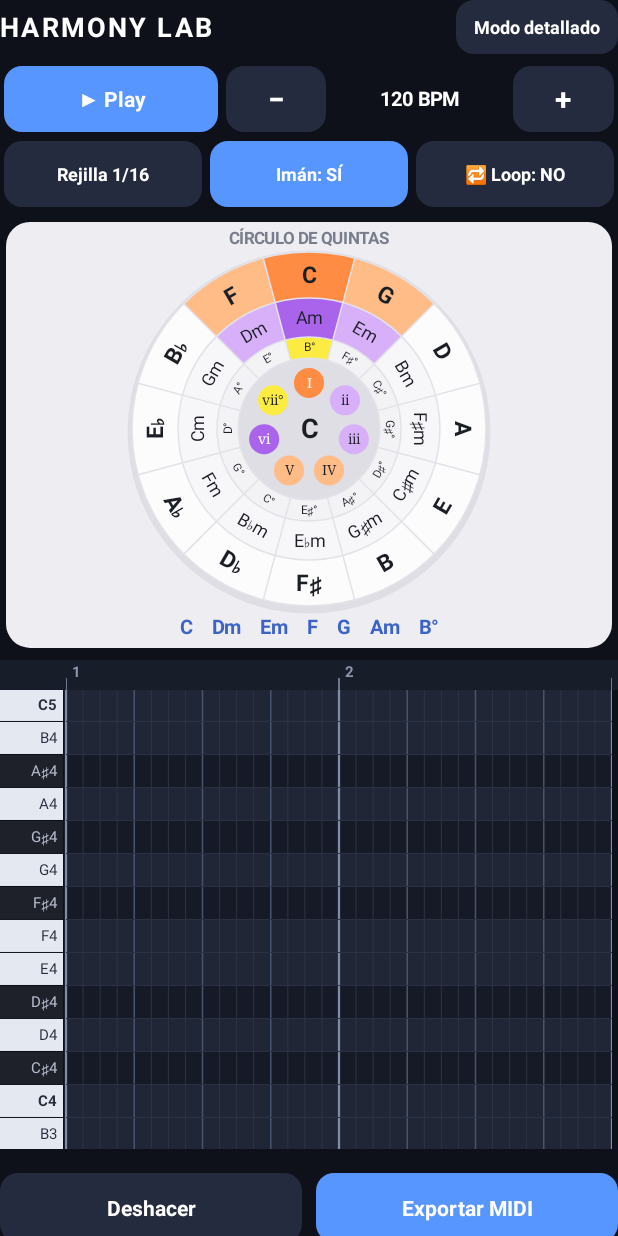
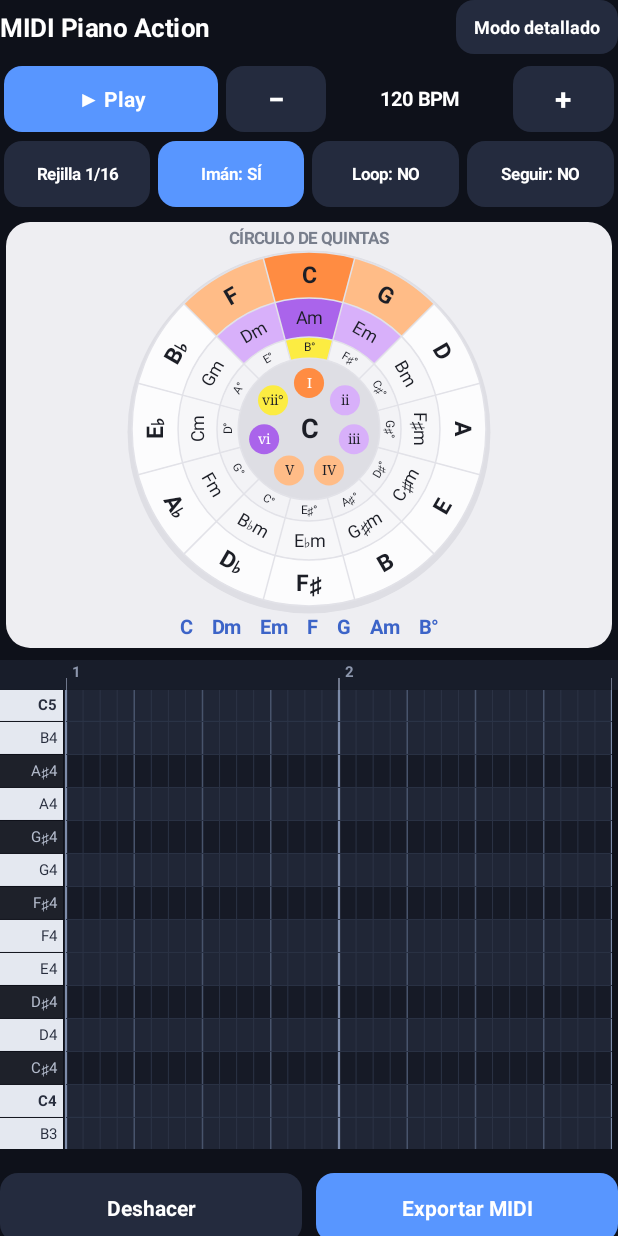
Before and after one commit to jeanmendozaobispo1991-dotcom/circulo-armonico, an Android app: the screen it shows after launch (MainActivity), on a phone screen of 412 x 824 dp. Run offline under Robolectric (Android 15) with nearby library versions, the phone set to English and light mode, and no system bars.

Commit message:
Update MainActivity.kt

```diff
--- a/HarmonyLab/app/src/main/java/com/harmonylab/MainActivity.kt
+++ b/HarmonyLab/app/src/main/java/com/harmonylab/MainActivity.kt
@@ -21,7 +21,9 @@ class MainActivity : Activity() {
     private lateinit var gridButton: Button
     private lateinit var snapButton: Button
     private lateinit var loopButton: Button
+    private lateinit var followButton: Button
     private var loopOn = false
+    private var followOn = false
 
     private var expanded = false
     private var bpm = 120
@@ -128,11 +130,11 @@ class MainActivity : Activity() {
             gravity = Gravity.CENTER_VERTICAL
         }
         val title = TextView(this).apply {
-            text = "HARMONY LAB"
-            textSize = 18f
+            text = "MIDI Piano Action"
+            textSize = 17f
             typeface = Typeface.DEFAULT_BOLD
             setTextColor(Color.WHITE)
-            letterSpacing = 0.08f
+            letterSpacing = 0.02f
         }
         modeButton = styledButton("Modo detallado", panel) {
             expanded = !expanded
@@ -169,21 +171,34 @@ class MainActivity : Activity() {
             gridButton.text = "Rejilla " + gridLabels[gridIdx]
             composer.gridStep = gridSteps[gridIdx]
         }
-        gridButton.textSize = 12f
+        gridButton.textSize = 11f
         snapButton = styledButton("Imán: SÍ", accent) {
             snapOn = !snapOn
             snapButton.text = if (snapOn) "Imán: SÍ" else "Imán: NO"
             paintButton(snapButton, if (snapOn) accent else panel)
             composer.snapOn = snapOn
         }
-        snapButton.textSize = 12f
-        loopButton = styledButton("🔁 Loop: NO", panel) {
+        snapButton.textSize = 11f
+        loopButton = styledButton("Loop: NO", panel) {
             loopOn = !loopOn
-            loopButton.text = if (loopOn) "🔁 Loop: SÍ" else "🔁 Loop: NO"
+            loopButton.text = if (loopOn) "Loop: SÍ" else "Loop: NO"
             paintButton(loopButton, if (loopOn) accent else panel)
             composer.loop = loopOn
         }
-        loopButton.textSize = 12f
+        loopButton.textSize = 11f
+        followButton = styledButton("Seguir: NO", panel) {
+            followOn = !followOn
+            followButton.text = if (followOn) "Seguir: SÍ" else "Seguir: NO"
+            paintButton(followButton, if (followOn) accent else panel)
+            composer.follow = followOn
+        }
+        followButton.textSize = 11f
+        // Si el usuario toca el piano roll mientras suena, el seguimiento se apaga solo
+        composer.onFollowChanged = { on ->
+            followOn = on
+            followButton.text = if (on) "Seguir: SÍ" else "Seguir: NO"
+            paintButton(followButton, if (on) accent else panel)
+        }
 
         transport.addView(playButton, weight(1.5f))
         transport.addView(repeatButton("−", -1), weight(0.7f))
@@ -196,6 +211,7 @@ class MainActivity : Activity() {
         row2.addView(gridButton, weight(1f))
         row2.addView(snapButton, weight(1f))
         row2.addView(loopButton, weight(1f))
+        row2.addView(followButton, weight(1f))
         page.addView(row2, LinearLayout.LayoutParams(-1, -2).apply { bottomMargin = dp(6) })
 
         page.addView(composer, LinearLayout.LayoutParams(-1, 0, 1f))
```
